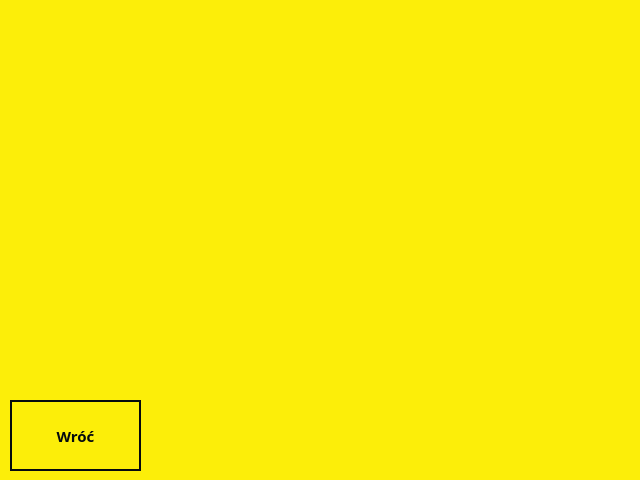
The window that mainwindow.ui (MystryDawid/Cars) describes before a commit, drawn with Qt 5.
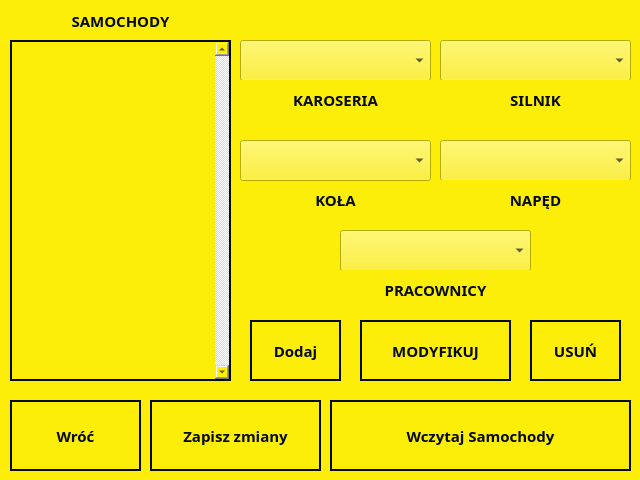
The same window after the commit. The open tabs and pages were chosen to show the change.

What changed in the file:
```diff
--- a/mainwindow.ui
+++ b/mainwindow.ui
@@ -418,8 +418,243 @@
      <zorder>modyfikuj</zorder>
      <zorder>imie</zorder>
     </widget>
-    <widget class="QWidget" name="WyborAuta">
-     <widget class="QPushButton" name="wroc_2">
+    <widget class="QWidget" name="StworzAuto">
+     <widget class="QComboBox" name="autoPracownicy">
+      <property name="geometry">
+       <rect>
+        <x>340</x>
+        <y>230</y>
+        <width>191</width>
+        <height>41</height>
+       </rect>
+      </property>
+     </widget>
+     <widget class="QComboBox" name="AutaKaroseria">
+      <property name="geometry">
+       <rect>
+        <x>240</x>
+        <y>40</y>
+        <width>191</width>
+        <height>41</height>
+       </rect>
+      </property>
+     </widget>
+     <widget class="QPushButton" name="modyfikujAuto">
+      <property name="geometry">
+       <rect>
+        <x>360</x>
+        <y>320</y>
+        <width>151</width>
+        <height>61</height>
+       </rect>
+      </property>
+      <property name="text">
+       <string>MODYFIKUJ</string>
+      </property>
+     </widget>
+     <widget class="QListWidget" name="listaAut">
+      <property name="geometry">
+       <rect>
+        <x>10</x>
+        <y>40</y>
+        <width>221</width>
+        <height>341</height>
+       </rect>
+      </property>
+      <property name="styleSheet">
+       <string notr="true">scrollArea{
+color:red;
+}</string>
+      </property>
+      <property name="verticalScrollBarPolicy">
+       <enum>Qt::ScrollBarAlwaysOn</enum>
+      </property>
+      <property name="uniformItemSizes">
+       <bool>false</bool>
+      </property>
+      <property name="wordWrap">
+       <bool>false</bool>
+      </property>
+     </widget>
+     <widget class="QLabel" name="label_39">
+      <property name="geometry">
+       <rect>
+        <x>240</x>
+        <y>180</y>
+        <width>191</width>
+        <height>40</height>
+       </rect>
+      </property>
+      <property name="text">
+       <string>KOŁA</string>
+      </property>
+      <property name="alignment">
+       <set>Qt::AlignCenter</set>
+      </property>
+     </widget>
+     <widget class="QPushButton" name="dodajAuto">
+      <property name="geometry">
+       <rect>
+        <x>250</x>
+        <y>320</y>
+        <width>91</width>
+        <height>61</height>
+       </rect>
+      </property>
+      <property name="text">
+       <string>Dodaj</string>
+      </property>
+     </widget>
+     <widget class="QPushButton" name="usunAuto">
+      <property name="geometry">
+       <rect>
+        <x>530</x>
+        <y>320</y>
+        <width>91</width>
+        <height>61</height>
+       </rect>
+      </property>
+      <property name="text">
+       <string>USUŃ</string>
+      </property>
+     </widget>
+     <widget class="QPushButton" name="wczytajAuto">
+      <property name="geometry">
+       <rect>
+        <x>330</x>
+        <y>400</y>
+        <width>301</width>
+        <height>71</height>
+       </rect>
+      </property>
+      <property name="text">
+       <string>Wczytaj Samochody</string>
+      </property>
+     </widget>
+     <widget class="QComboBox" name="AutaKola">
+      <property name="geometry">
+       <rect>
+        <x>240</x>
+        <y>140</y>
+        <width>191</width>
+        <height>41</height>
+       </rect>
+      </property>
+     </widget>
+     <widget class="QLabel" name="label_36">
+      <property name="geometry">
+       <rect>
+        <x>10</x>
+        <y>10</y>
+        <width>221</width>
+        <height>21</height>
+       </rect>
+      </property>
+      <property name="text">
+       <string>SAMOCHODY</string>
+      </property>
+      <property name="alignment">
+       <set>Qt::AlignCenter</set>
+      </property>
+     </widget>
+     <widget class="QComboBox" name="AutaNaped">
+      <property name="geometry">
+       <rect>
+        <x>440</x>
+        <y>140</y>
+        <width>191</width>
+        <height>41</height>
+       </rect>
+      </property>
+     </widget>
+     <widget class="QComboBox" name="AutaSilnik">
+      <property name="geometry">
+       <rect>
+        <x>440</x>
+        <y>40</y>
+        <width>191</width>
+        <height>41</height>
+       </rect>
+      </property>
+     </widget>
+     <widget class="QLabel" name="label_46">
+      <property name="geometry">
+       <rect>
+        <x>340</x>
+        <y>270</y>
+        <width>191</width>
+        <height>40</height>
+       </rect>
+      </property>
+      <property name="text">
+       <string>PRACOWNICY</string>
+      </property>
+      <property name="alignment">
+       <set>Qt::AlignCenter</set>
+      </property>
+     </widget>
+     <widget class="QLabel" name="label_38">
+      <property name="geometry">
+       <rect>
+        <x>440</x>
+        <y>80</y>
+        <width>191</width>
+        <height>40</height>
+       </rect>
+      </property>
+      <property name="text">
+       <string>SILNIK</string>
+      </property>
+      <property name="alignment">
+       <set>Qt::AlignCenter</set>
+      </property>
+     </widget>
+     <widget class="QLabel" name="label_40">
+      <property name="geometry">
+       <rect>
+        <x>440</x>
+        <y>180</y>
+        <width>191</width>
+        <height>40</height>
+       </rect>
+      </property>
+      <property name="text">
+       <string>NAPĘD</string>
+      </property>
+      <property name="alignment">
+       <set>Qt::AlignCenter</set>
+      </property>
+     </widget>
+     <widget class="QLabel" name="label_37">
+      <property name="geometry">
+       <rect>
+        <x>240</x>
+        <y>80</y>
+        <width>191</width>
+        <height>40</height>
+       </rect>
+      </property>
+      <property name="text">
+       <string>KAROSERIA</string>
+      </property>
+      <property name="alignment">
+       <set>Qt::AlignCenter</set>
+      </property>
+     </widget>
+     <widget class="QPushButton" name="zapiszAuto">
+      <property name="geometry">
+       <rect>
+        <x>150</x>
+        <y>400</y>
+        <width>171</width>
+        <height>71</height>
+       </rect>
+      </property>
+      <property name="text">
+       <string>Zapisz zmiany</string>
+      </property>
+     </widget>
+     <widget class="QPushButton" name="wroc_9">
       <property name="geometry">
        <rect>
         <x>10</x>
```
Left out of the diff: 87 changed lines with no effect on the pictures.
